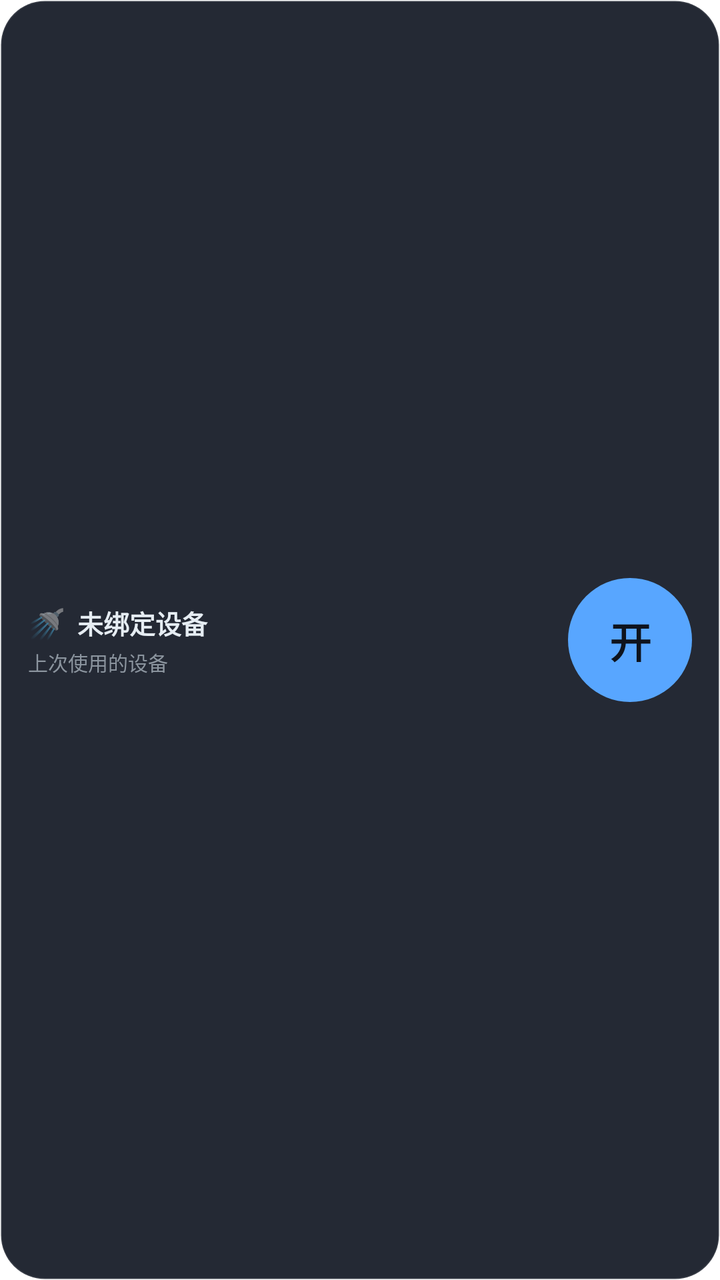
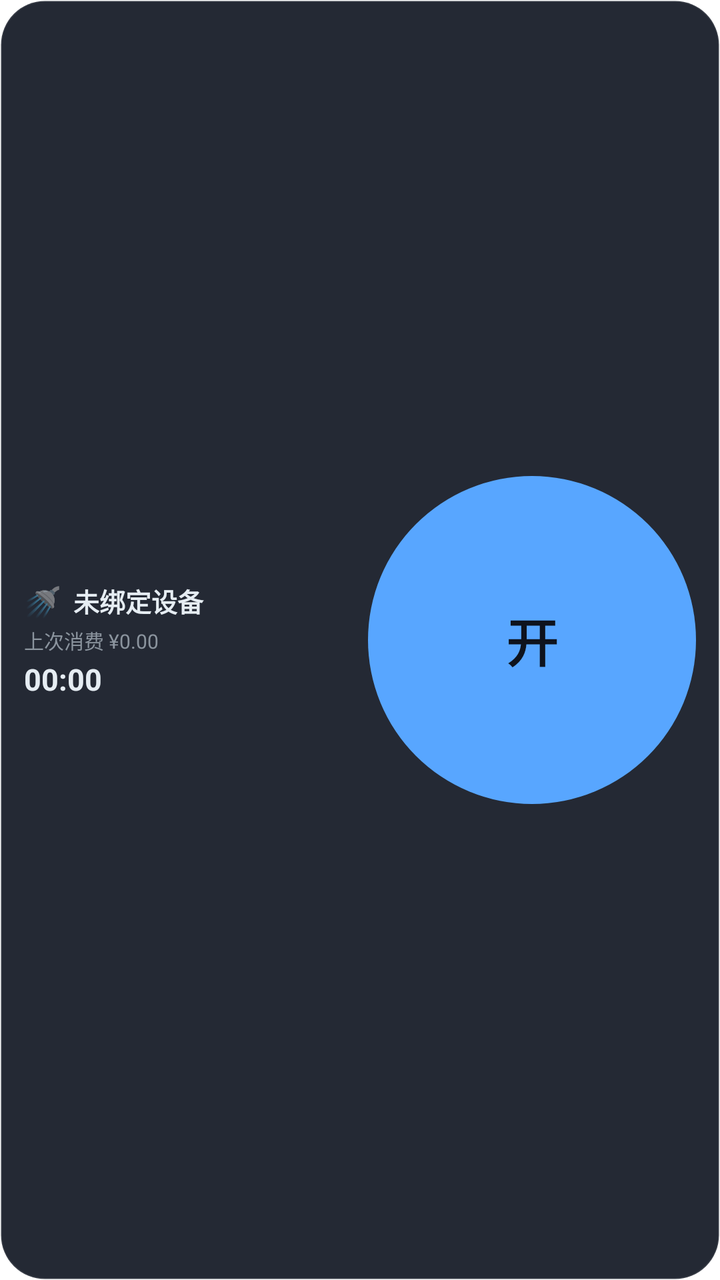

The first picture is an Android layout as it rendered before a commit; the second is the same layout after the commit. The layout source and the unified diff follow.
<!-- AndroidManifest.xml: application theme Theme.LinYu -->
<!-- res/layout/widget_linyu_2x2_wide_dark.xml -->
<?xml version="1.0" encoding="utf-8"?>
<LinearLayout xmlns:android="http://schemas.android.com/apk/res/android"
    android:id="@+id/widget_root"
    android:layout_width="match_parent"
    android:layout_height="match_parent"
    android:orientation="horizontal"
    android:background="@drawable/widget_bg_dark"
    android:padding="14dp"
    android:gravity="center_vertical">

    <LinearLayout
        android:layout_width="0dp"
        android:layout_height="wrap_content"
        android:layout_weight="1"
        android:orientation="vertical">

        <LinearLayout
            android:layout_width="match_parent"
            android:layout_height="wrap_content"
            android:orientation="horizontal"
            android:gravity="center_vertical">

            <TextView
                android:id="@+id/widget_emoji"
                android:layout_width="wrap_content"
                android:layout_height="wrap_content"
                android:textSize="15sp"
                android:text="🚿" />

            <TextView
                android:id="@+id/widget_device"
                android:layout_width="0dp"
                android:layout_height="wrap_content"
                android:layout_weight="1"
                android:layout_marginStart="6dp"
                android:textSize="13sp"
                android:textStyle="bold"
                android:maxLines="1"
                android:ellipsize="end"
                android:textColor="#E6EDF3"
                android:text="未绑定设备" />
        </LinearLayout>

        <TextView
            android:id="@+id/widget_sublabel"
            android:layout_width="match_parent"
            android:layout_height="wrap_content"
            android:layout_marginTop="2dp"
            android:textSize="10sp"
            android:maxLines="2"
            android:ellipsize="end"
            android:textColor="#8B949E"
            android:text="上次使用的设备" />
    </LinearLayout>

    <FrameLayout
        android:layout_width="62dp"
        android:layout_height="62dp"
        android:layout_marginStart="10dp">

        <TextView
            android:id="@+id/widget_action_start"
            android:layout_width="62dp"
            android:layout_height="62dp"
            android:background="@drawable/widget_circle_start_dark"
            android:gravity="center"
            android:textSize="21sp"
            android:textStyle="bold"
            android:textColor="#0E131D"
            android:text="开" />

        <TextView
            android:id="@+id/widget_action_stop"
            android:layout_width="62dp"
            android:layout_height="62dp"
            android:background="@drawable/widget_circle_stop_dark"
            android:gravity="center"
            android:textSize="21sp"
            android:textStyle="bold"
            android:textColor="#0E131D"
            android:text="关"
            android:visibility="gone" />
    </FrameLayout>
</LinearLayout>
<!-- resources referenced by this layout -->
<resources>
  <!-- drawable widget_bg_dark (drawable) -->
  <?xml version="1.0" encoding="utf-8"?>
  <shape xmlns:android="http://schemas.android.com/apk/res/android"
      android:shape="rectangle">
      <solid android:color="#F71D232E" />
      <corners android:radius="22dp" />
      <stroke android:width="1dp" android:color="#1AFFFFFF" />
  </shape>
  <!-- drawable widget_circle_start_dark (drawable) -->
  <?xml version="1.0" encoding="utf-8"?>
  <shape xmlns:android="http://schemas.android.com/apk/res/android"
      android:shape="oval">
      <solid android:color="#58A6FF" />
  </shape>
  <!-- drawable widget_circle_stop_dark (drawable) -->
  <?xml version="1.0" encoding="utf-8"?>
  <shape xmlns:android="http://schemas.android.com/apk/res/android"
      android:shape="oval">
      <solid android:color="#F85149" />
  </shape>
  <style name="Theme.LinYu" parent="Theme.MaterialComponents.DayNight.NoActionBar">
          <item name="colorPrimary">#2563EB</item>
          <item name="colorPrimaryVariant">#1D4ED8</item>
          <item name="colorOnPrimary">@color/white</item>
          <item name="colorSecondary">#6B7280</item>
          <item name="colorSecondaryVariant">#4B5563</item>
          <item name="colorOnSecondary">@color/white</item>
          <item name="android:statusBarColor">?attr/colorPrimaryVariant</item>
      </style>
  <color name="white">#FFFFFFFF</color>
</resources>

<!-- the commit's change to res/layout/widget_linyu_2x2_wide_dark.xml (unified diff, before → after) -->
@@ -5,7 +5,7 @@
     android:layout_height="match_parent"
     android:orientation="horizontal"
     android:background="@drawable/widget_bg_dark"
-    android:padding="14dp"
+    android:padding="12dp"
     android:gravity="center_vertical">
 
     <LinearLayout
@@ -42,43 +42,56 @@
         </LinearLayout>
 
         <TextView
-            android:id="@+id/widget_sublabel"
+            android:id="@+id/widget_lastconsume"
             android:layout_width="match_parent"
             android:layout_height="wrap_content"
             android:layout_marginTop="2dp"
             android:textSize="10sp"
-            android:maxLines="2"
+            android:maxLines="1"
             android:ellipsize="end"
             android:textColor="#8B949E"
-            android:text="上次使用的设备" />
+            android:text="上次消费 ¥0.00" />
+
+        <Chronometer
+            android:id="@+id/widget_timer"
+            android:layout_width="match_parent"
+            android:layout_height="wrap_content"
+            android:layout_marginTop="2dp"
+            android:textSize="15sp"
+            android:textStyle="bold"
+            android:textColor="#E6EDF3"
+            android:text="00:00" />
     </LinearLayout>
 
     <FrameLayout
-        android:layout_width="62dp"
-        android:layout_height="62dp"
-        android:layout_marginStart="10dp">
+        android:layout_width="0dp"
+        android:layout_height="match_parent"
+        android:layout_weight="1"
+        android:layout_marginStart="8dp">
+
+        <ImageView
+            android:id="@+id/widget_action_start"
+            android:layout_width="match_parent"
+            android:layout_height="match_parent"
+            android:scaleType="fitCenter"
+            android:src="@drawable/widget_circle_start_dark" />
+
+        <ImageView
+            android:id="@+id/widget_action_stop"
+            android:layout_width="match_parent"
+            android:layout_height="match_parent"
+            android:scaleType="fitCenter"
+            android:src="@drawable/widget_circle_stop_dark"
+            android:visibility="gone" />
 
         <TextView
-            android:id="@+id/widget_action_start"
-            android:layout_width="62dp"
-            android:layout_height="62dp"
-            android:background="@drawable/widget_circle_start_dark"
-            android:gravity="center"
-            android:textSize="21sp"
+            android:id="@+id/widget_action_label"
+            android:layout_width="wrap_content"
+            android:layout_height="wrap_content"
+            android:layout_gravity="center"
+            android:textSize="26sp"
             android:textStyle="bold"
             android:textColor="#0E131D"
             android:text="开" />
-
-        <TextView
-            android:id="@+id/widget_action_stop"
-            android:layout_width="62dp"
-            android:layout_height="62dp"
-            android:background="@drawable/widget_circle_stop_dark"
-            android:gravity="center"
-            android:textSize="21sp"
-            android:textStyle="bold"
-            android:textColor="#0E131D"
-            android:text="关"
-            android:visibility="gone" />
     </FrameLayout>
 </LinearLayout>
<!-- resource entries referenced after the edit -->
@@ -13,12 +13,14 @@
   <shape xmlns:android="http://schemas.android.com/apk/res/android"
       android:shape="oval">
       <solid android:color="#58A6FF" />
+      <size android:width="100dp" android:height="100dp" />
   </shape>
   <!-- drawable widget_circle_stop_dark (drawable) -->
   <?xml version="1.0" encoding="utf-8"?>
   <shape xmlns:android="http://schemas.android.com/apk/res/android"
       android:shape="oval">
       <solid android:color="#F85149" />
+      <size android:width="100dp" android:height="100dp" />
   </shape>
   <style name="Theme.LinYu" parent="Theme.MaterialComponents.DayNight.NoActionBar">
           <item name="colorPrimary">#2563EB</item>
